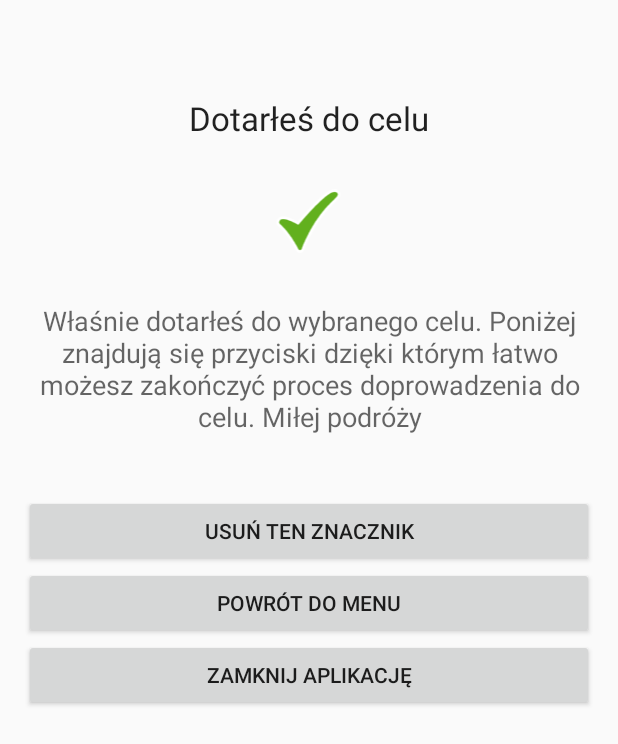
After one commit to pietrov8/FindMyCar, an Android app: the FinishActivity screen opened directly, with no data from a screen before it, on a phone screen of 412 x 824 dp. The commit adds this screen. Shown: the top 744 px of the screen. Run offline under Robolectric (Android 15) with nearby library versions, the phone set to English and light mode, and no system bars; 1 statement that could not run was skipped.

Commit message:
- Poprawiona validacja - dodana funkcjonalność zakończenia podróży - Poprawione wyświetlanie widoków

```diff
--- a/FindMyCar/app/src/main/AndroidManifest.xml
+++ b/FindMyCar/app/src/main/AndroidManifest.xml
@@ -56,7 +56,8 @@
         <activity android:name=".EditActivity" />
         <activity android:name=".ListActivity" />
         <activity android:name=".MarkerInfo" />
-        <activity android:name=".Settings"></activity>
+        <activity android:name=".Settings" />
+        <activity android:name=".FinishActivity"></activity>
     </application>
 
 </manifest>
--- a/FindMyCar/app/src/main/java/com/example/piotr/findmycar/AddActivity.java
+++ b/FindMyCar/app/src/main/java/com/example/piotr/findmycar/AddActivity.java
@@ -77,6 +77,7 @@ public class AddActivity extends Activity implements OnLocationChangedListener {
                 }
 
                 error = error1 + error2 + error3;
+
                 if (isConnected()){
                     if (error > 0) {
                         final AlertDialog.Builder builder = new AlertDialog.Builder(AddActivity.this);
@@ -84,7 +85,7 @@ public class AddActivity extends Activity implements OnLocationChangedListener {
                         String message_validation1="";
                         String message_validation2="";
                         String message_validation3="";
-                        if (error > 0) {
+                        if (error1 > 0) {
                             message_validation1 = getString(R.string.validation_title);
                         }
                         if (error2 > 0) {
@@ -93,6 +94,7 @@ public class AddActivity extends Activity implements OnLocationChangedListener {
                         if (error3 > 0) {
                             message_validation3 = getString(R.string.validation_description);
                         }
+
                         message_validation = message_validation1 +"\n" + message_validation2 + "\n" + message_validation3;
                         builder.setMessage(message_validation);
                         builder.setPositiveButton(R.string.correct_text, null);
--- a/FindMyCar/app/src/main/java/com/example/piotr/findmycar/Home_Screen.java
+++ b/FindMyCar/app/src/main/java/com/example/piotr/findmycar/Home_Screen.java
@@ -28,6 +28,9 @@ public class Home_Screen extends ActionBarActivity {
         Button btnEditMarker = (Button) findViewById(R.id.btn_edit_marker);
         Button btnListMarker = (Button) findViewById(R.id.btn_list_marker);
 
+        if (getIntent().getBooleanExtra("EXIT", false)) {
+            finish();
+        }
         btnAddMarker.setOnClickListener(new View.OnClickListener() {
             @Override
             public void onClick(View v) {
--- a/FindMyCar/app/src/main/java/com/example/piotr/findmycar/ListActivity.java
+++ b/FindMyCar/app/src/main/java/com/example/piotr/findmycar/ListActivity.java
@@ -123,6 +123,7 @@ public class ListActivity extends Activity {
                 Intent i = new Intent(getApplicationContext(), EditActivity.class);
                 i.putExtras(put);
                 if (isConnected()) {
+                    finish();
                     startActivity(i);
                     mp2.start();
                 } else {
@@ -213,6 +214,7 @@ public class ListActivity extends Activity {
                                     put_to_camera.putString("name", name_item);
                                     Intent ii = new Intent(getApplicationContext(), CameraViewActivity.class);
                                     ii.putExtras(put_to_camera);
+                                    finish();
                                     startActivity(ii);
                                 } catch (JSONException e) {
                                     e.printStackTrace();
--- /dev/null
+++ b/FindMyCar/app/src/main/res/layout/activity_finish.xml
@@ -0,0 +1,91 @@
+<?xml version="1.0" encoding="utf-8"?>
+<ScrollView
+    android:layout_width="match_parent"
+    android:layout_height="match_parent"
+    xmlns:android="http://schemas.android.com/apk/res/android">
+    <RelativeLayout xmlns:android="http://schemas.android.com/apk/res/android"
+        xmlns:tools="http://schemas.android.com/tools"
+        android:layout_width="match_parent"
+        android:layout_height="match_parent"
+        android:paddingBottom="@dimen/activity_vertical_margin"
+        android:paddingLeft="@dimen/activity_horizontal_margin"
+        android:paddingRight="@dimen/activity_horizontal_margin"
+        android:paddingTop="@dimen/activity_vertical_margin"
+        tools:context="com.example.piotr.findmycar.MarkerInfo">
+
+        <TextView
+            android:layout_width="wrap_content"
+            android:layout_height="wrap_content"
+            android:textAppearance="?android:attr/textAppearanceLarge"
+            android:text="@string/finish_title"
+            android:id="@+id/textView"
+            android:layout_marginTop="48dp"
+            android:layout_alignParentTop="true"
+            android:layout_centerHorizontal="true" />
+        <TableLayout
+            android:layout_width="match_parent"
+            android:layout_height="match_parent"
+            android:layout_below="@+id/textView"
+            android:layout_alignParentLeft="true"
+            android:layout_alignParentStart="true"
+            android:layout_marginTop="30dp">
+            <TableRow
+                android:layout_width="fill_parent"
+                android:layout_height="match_parent"
+                android:gravity="center"
+                android:layout_marginBottom="30dp">
+                <ImageView
+                    android:layout_width="fill_parent"
+                    android:layout_height="wrap_content"
+                    android:id="@+id/imageOk"
+                    android:src="@drawable/finish_icon"/>
+            </TableRow>
+            <TableRow
+                android:layout_width="fill_parent"
+                android:layout_height="match_parent"
+                android:layout_marginBottom="40dp">
+                <TextView
+                    android:layout_width="0dp"
+                    android:layout_weight="2"
+                    android:gravity="center"
+                    android:layout_height="wrap_content"
+                    android:textAppearance="?android:attr/textAppearanceMedium"
+                    android:text="@string/finist_text"/>
+            </TableRow>
+            <TableRow
+                android:layout_width="fill_parent"
+                android:layout_height="match_parent">
+                <Button
+                    android:layout_width="fill_parent"
+                    android:layout_weight="1"
+                    android:layout_height="wrap_content"
+                    android:text="@string/delete_text_marker"
+                    android:id="@+id/btn_delete_marker_finish" />
+            </TableRow>
+            <TableRow
+                android:layout_width="fill_parent"
+                android:layout_height="match_parent">
+                <Button
+                    android:layout_width="fill_parent"
+                    android:layout_weight="1"
+                    android:layout_height="wrap_content"
+                    android:text="@string/back_home"
+                    android:id="@+id/btn_back_finish" />
+            </TableRow>
+            <TableRow
+                android:layout_width="fill_parent"
+                android:layout_height="match_parent">
+                <Button
+                    android:layout_width="fill_parent"
+                    android:layout_weight="1"
+                    android:layout_height="wrap_content"
+                    android:text="@string/close_text"
+                    android:id="@+id/btn_close_finish" />
+            </TableRow>
+
+        </TableLayout>
+
+
+
+    </RelativeLayout>
+</ScrollView>
--- a/FindMyCar/app/src/main/res/values/strings.xml
+++ b/FindMyCar/app/src/main/res/values/strings.xml
@@ -23,6 +23,7 @@
     <string name="list_marker">Lista znaczników</string>
     <string name="close_text">Zamknij aplikację</string>
     <string name="delete_text">Usuń</string>
+    <string name="delete_text_marker">Usuń ten znacznik</string>
     <string name="edit_text">Edytuj</string>
     <string name="select_text">Wybierz</string>
     <string name="delete_marker">Usunięto znacznik</string>
@@ -62,4 +63,7 @@
     <string name="save_changes">Zapisz zmiany</string>
     <string name="nosave_changes">Nie zapisuj zmian</string>
     <string name="components_check">Sprawdź wymagania aplikacji</string>
+    <string name="finish_title">Dotarłeś do celu</string>
+    <string name="back_home">Powrót do menu</string>
+    <string name="finist_text">Właśnie dotarłeś do wybranego celu. Poniżej znajdują się przyciski dzięki którym łatwo możesz zakończyć proces doprowadzenia do celu. Miłej podróży</string>
 </resources>
```
Also changed, not shown: FindMyCar/app/src/main/java/com/example/piotr/findmycar/CameraViewActivity.java (+15 -0 lines), FindMyCar/app/src/main/java/com/example/piotr/findmycar/EditActivity.java (+12 -1 lines), FindMyCar/app/src/main/java/com/example/piotr/findmycar/FinishActivity.java (added, +128 -0 lines), FindMyCar/app/src/main/res/layout/activity_add.xml (+0 -7 lines), FindMyCar/app/src/main/res/drawable-hdpi/finish_icon.png (added), FindMyCar/app/src/main/res/drawable-ldpi/finish_icon.png (added), FindMyCar/app/src/main/res/drawable-mdpi/finish_icon.png (added), FindMyCar/app/src/main/res/drawable-xhdpi/finish_icon.png (added), FindMyCar/app/src/main/res/drawable-xxhdpi/finish_icon.png (added), 2 other files.
